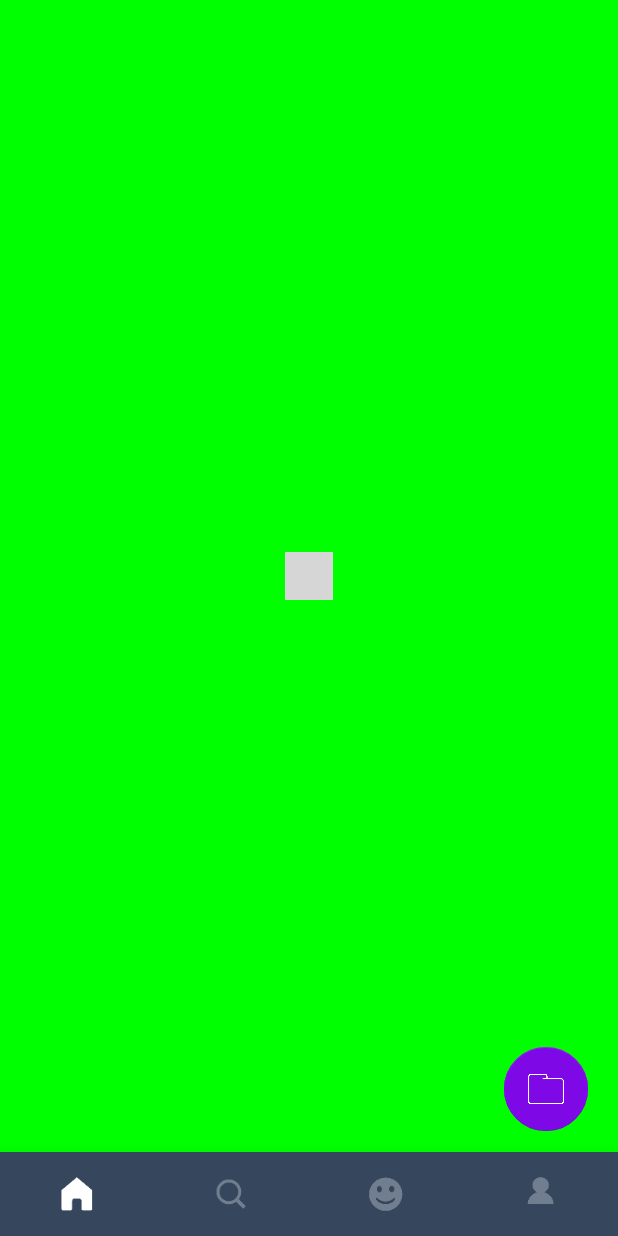
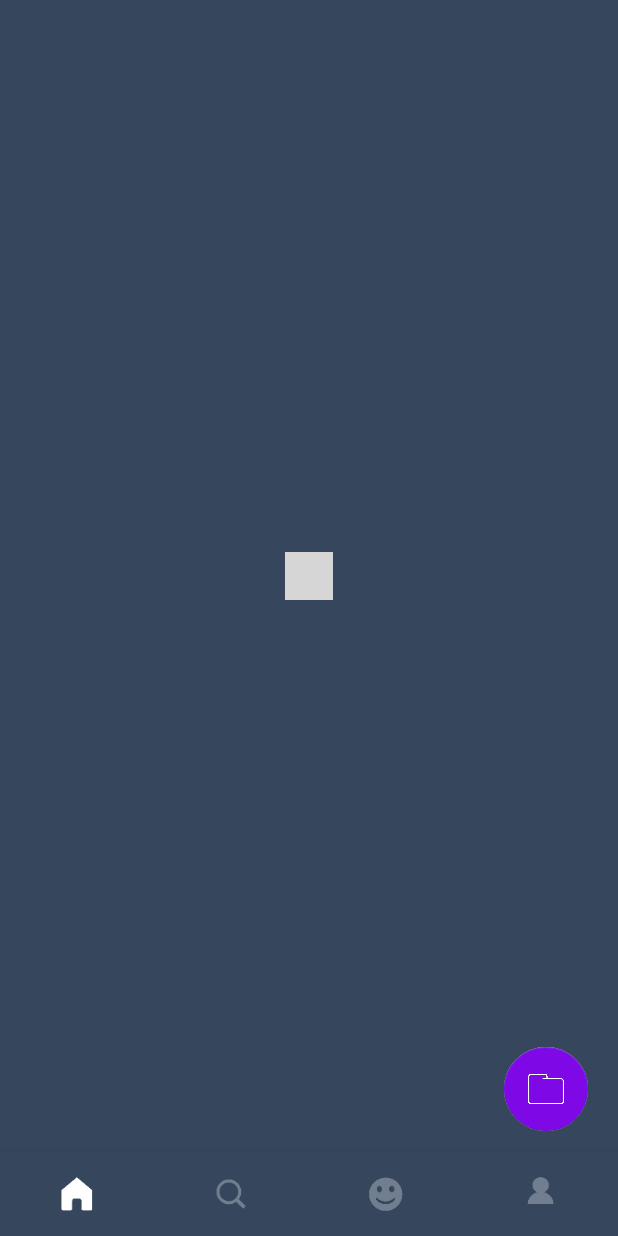
Before and after one commit to monkeywiiu/Discover, an Android app: the screen it shows after launch (MainActivity), on a phone screen of 412 x 824 dp. Run offline under Robolectric (Android 15) with nearby library versions, the phone set to English and light mode, and no system bars; our stand-ins replace CircleImageView, data binding; libraries missing offline, so code that uses them is left out: com.facebook.rebound, com.wang.avi, org.litepal, org.litepal.crud, org.litepal.tablemanager and 4 more; pictures from the network do not load; 25 statements that could not run were skipped; grey boxes are pictures that could not be loaded.

Commit message:
add circleimageview

```diff
--- a/app/src/main/java/com/example/discover/base/BaseFragment.java
+++ b/app/src/main/java/com/example/discover/base/BaseFragment.java
@@ -25,6 +25,7 @@ public abstract class BaseFragment<SV extends ViewDataBinding> extends Fragment
     public SV bindingView;
     public RelativeLayout container;
     public AVLoadingIndicatorView avLoading;
+    private RelativeLayout rlLoading;
     private CompositeSubscription compositeSubscription = new CompositeSubscription();
     public boolean isVisibile = false;
     @Nullable
@@ -54,6 +55,7 @@ public abstract class BaseFragment<SV extends ViewDataBinding> extends Fragment
     public void onActivityCreated(@Nullable Bundle savedInstanceState) {
         super.onActivityCreated(savedInstanceState);
         avLoading = (AVLoadingIndicatorView) getView(R.id.av_loading);
+        rlLoading = (RelativeLayout) getView(R.id.rl_loading);
         showLoading();
     }
 
@@ -79,6 +81,23 @@ public abstract class BaseFragment<SV extends ViewDataBinding> extends Fragment
         }
     }
 
+    /**
+     * 加载中的状态
+     */
+    protected void showLoading() {
+        if (rlLoading.getVisibility() == View.GONE) {
+            rlLoading.setVisibility(View.VISIBLE);
+        }
+    }
+    /**
+     * 加载完成的状态
+     */
+    protected void showContentView() {
+        if (rlLoading.getVisibility() == View.VISIBLE) {
+            rlLoading.setVisibility(View.GONE);
+        }
+    }
+/*
     //显示loading
     public void showLoading() {
         avLoading.show();
@@ -88,4 +107,6 @@ public abstract class BaseFragment<SV extends ViewDataBinding> extends Fragment
     public void stopLoading() {
         avLoading.hide();
     }
+    */
+
 }
--- a/app/src/main/java/com/example/discover/ui/Personal/PersonalFragment.java
+++ b/app/src/main/java/com/example/discover/ui/Personal/PersonalFragment.java
@@ -26,11 +26,9 @@ public class PersonalFragment extends BaseFragment<FragmentPersonalBinding> {
     @Override
     public void onActivityCreated(@Nullable Bundle savedInstanceState) {
         super.onActivityCreated(savedInstanceState);
-        stopLoading();
-
         initFragmentList();
         loadViewPager();
-
+        showContentView();
     }
 
     @Override
--- a/app/src/main/java/com/example/discover/ui/Personal/child/LikeFragment.java
+++ b/app/src/main/java/com/example/discover/ui/Personal/child/LikeFragment.java
@@ -47,6 +47,7 @@ public class LikeFragment extends BaseFragment<FragmentPersonalLikeBinding> {
         totalNum = DataSupport.findAll(Video.class).size();
         initRecyclerView();
         loadData();
+        showContentView();
     }
 
     @Override
@@ -134,7 +135,6 @@ public class LikeFragment extends BaseFragment<FragmentPersonalLikeBinding> {
     }
 
     public void setAdapter() {
-        stopLoading();
         mLikeVideoAdapter.clear();
         mLikeVideoAdapter.addAll(likeVideoList);
         bindingView.rvLikeVideo.setAdapter(mLikeVideoAdapter);
--- a/app/src/main/java/com/example/discover/ui/Video/VideoFragment.java
+++ b/app/src/main/java/com/example/discover/ui/Video/VideoFragment.java
@@ -69,6 +69,7 @@ public class VideoFragment extends BaseFragment<FragmentVideoBinding> {
         mEyeBean = (EyeBean) mCache.getAsObject(Constant.EYE_VIDEO);
         if (mEyeBean != null ) {
             //getAchecaData();
+            showContentView();
             setAdapter(mEyeBean);
            // DebugUtil.debug("test12", mEyeBean.getItemList().get(0).getType());
         }else {
@@ -82,6 +83,8 @@ public class VideoFragment extends BaseFragment<FragmentVideoBinding> {
         VideoModel.showVideo(start, num, new RequestListener() {
             @Override
             public void onSuccess(Object object) {
+                showContentView();
+
                 EyeBean eyeBean = (EyeBean) object;
                 if (mPage == 1) {
                     if(eyeBean != null && eyeBean.getItemList() != null&& eyeBean.getItemList().size() > 0) {
@@ -186,7 +189,6 @@ public class VideoFragment extends BaseFragment<FragmentVideoBinding> {
 
     }
     public void setAdapter(EyeBean eyeBean) {
-        stopLoading();
         mVideoAdapter.clear();
         mVideoAdapter.addAll(eyeBean.getItemList());
         bindingView.rvVideo.setAdapter(mVideoAdapter);
--- /dev/null
+++ b/app/src/main/java/com/example/discover/view/CustomView/CircleImageView.java
@@ -0,0 +1,471 @@
+package com.example.discover.view.CustomView;
+
+import android.content.Context;
+import android.content.res.TypedArray;
+import android.graphics.Bitmap;
+import android.graphics.BitmapShader;
+import android.graphics.Canvas;
+import android.graphics.Color;
+import android.graphics.ColorFilter;
+import android.graphics.Matrix;
+import android.graphics.Outline;
+import android.graphics.Paint;
+import android.graphics.Rect;
+import android.graphics.RectF;
+import android.graphics.Shader;
+import android.graphics.drawable.BitmapDrawable;
+import android.graphics.drawable.ColorDrawable;
+import android.graphics.drawable.Drawable;
+import android.net.Uri;
+import android.os.Build;
+import android.support.annotation.ColorInt;
+import android.support.annotation.ColorRes;
+import android.support.annotation.DrawableRes;
+import android.support.annotation.RequiresApi;
+import android.util.AttributeSet;
+import android.view.View;
+import android.view.ViewOutlineProvider;
+import android.widget.ImageView;
+
+import com.example.discover.R;
+
+/**
+ * Created by monkeyWiiu on 2018/1/9.
+ */
+
+public class CircleImageView extends ImageView {
+
+    private static final ScaleType SCALE_TYPE = ScaleType.CENTER_CROP;
+
+    private static final Bitmap.Config BITMAP_CONFIG = Bitmap.Config.ARGB_8888;
+    private static final int COLORDRAWABLE_DIMENSION = 2;
+
+    private static final int DEFAULT_BORDER_WIDTH = 0;
+    private static final int DEFAULT_BORDER_COLOR = Color.BLACK;
+    private static final int DEFAULT_CIRCLE_BACKGROUND_COLOR = Color.TRANSPARENT;
+    private static final boolean DEFAULT_BORDER_OVERLAY = false;
+
+    private final RectF mDrawableRect = new RectF();
+    private final RectF mBorderRect = new RectF();
+
+    private final Matrix mShaderMatrix = new Matrix();
+    private final Paint mBitmapPaint = new Paint();
+    private final Paint mBorderPaint = new Paint();
+    private final Paint mCircleBackgroundPaint = new Paint();
+
+    private int mBorderColor = DEFAULT_BORDER_COLOR;
+    private int mBorderWidth = DEFAULT_BORDER_WIDTH;
+    private int mCircleBackgroundColor = DEFAULT_CIRCLE_BACKGROUND_COLOR;
+
+    private Bitmap mBitmap;
+    private BitmapShader mBitmapShader;
+    private int mBitmapWidth;
+    private int mBitmapHeight;
+
+    private float mDrawableRadius;
+    private float mBorderRadius;
+
+    private ColorFilter mColorFilter;
+
+    private boolean mReady;
+    private boolean mSetupPending;
+    private boolean mBorderOverlay;
+    private boolean mDisableCircularTransformation;
+
+    public CircleImageView(Context context) {
+        super(context);
+
+        init();
+    }
+
+    public CircleImageView(Context context, AttributeSet attrs) {
+        this(context, attrs, 0);
+    }
+
+    public CircleImageView(Context context, AttributeSet attrs, int defStyle) {
+        super(context, attrs, defStyle);
+
+        TypedArray a = context.obtainStyledAttributes(attrs, R.styleable.CircleImageView, defStyle, 0);
+
+        mBorderWidth = a.getDimensionPixelSize(R.styleable.CircleImageView_civ_border_width, DEFAULT_BORDER_WIDTH);
+        mBorderColor = a.getColor(R.styleable.CircleImageView_civ_border_color, DEFAULT_BORDER_COLOR);
+        mBorderOverlay = a.getBoolean(R.styleable.CircleImageView_civ_border_overlay, DEFAULT_BORDER_OVERLAY);
+
+        // Look for deprecated civ_fill_color if civ_circle_background_color is not set
+        if (a.hasValue(R.styleable.CircleImageView_civ_circle_background_color)) {
+            mCircleBackgroundColor = a.getColor(R.styleable.CircleImageView_civ_circle_background_color,
+                    DEFAULT_CIRCLE_BACKGROUND_COLOR);
+        } else if (a.hasValue(R.styleable.CircleImageView_civ_fill_color)) {
+            mCircleBackgroundColor = a.getColor(R.styleable.CircleImageView_civ_fill_color,
+                    DEFAULT_CIRCLE_BACKGROUND_COLOR);
+        }
+
+        a.recycle();
+
+        init();
+    }
+
+    private void init() {
+        super.setScaleType(SCALE_TYPE);
+        mReady = true;
+
+        if (Build.VERSION.SDK_INT >= Build.VERSION_CODES.LOLLIPOP) {
+            setOutlineProvider(new OutlineProvider());
+        }
+
+        if (mSetupPending) {
+            setup();
+            mSetupPending = false;
+        }
+    }
+
+    @Override
+    public ScaleType getScaleType() {
+        return SCALE_TYPE;
+    }
+
+    @Override
+    public void setScaleType(ScaleType scaleType) {
+        if (scaleType != SCALE_TYPE) {
+            throw new IllegalArgumentException(String.format("ScaleType %s not supported.", scaleType));
+        }
+    }
+
+    @Override
+    public void setAdjustViewBounds(boolean adjustViewBounds) {
+        if (adjustViewBounds) {
+            throw new IllegalArgumentException("adjustViewBounds not supported.");
+        }
+    }
+
+    @Override
+    protected void onDraw(Canvas canvas) {
+        if (mDisableCircularTransformation) {
+            super.onDraw(canvas);
+            return;
+        }
+
+        if (mBitmap == null) {
+            return;
+        }
+
+        if (mCircleBackgroundColor != Color.TRANSPARENT) {
+            canvas.drawCircle(mDrawableRect.centerX(), mDrawableRect.centerY(), mDrawableRadius, mCircleBackgroundPaint);
+        }
+        canvas.drawCircle(mDrawableRect.centerX(), mDrawableRect.centerY(), mDrawableRadius, mBitmapPaint);
+        if (mBorderWidth > 0) {
+            canvas.drawCircle(mBorderRect.centerX(), mBorderRect.centerY(), mBorderRadius, mBorderPaint);
+        }
+    }
+
+    @Override
+    protected void onSizeChanged(int w, int h, int oldw, int oldh) {
+        super.onSizeChanged(w, h, oldw, oldh);
+        setup();
+    }
+
+    @Override
+    public void setPadding(int left, int top, int right, int bottom) {
+        super.setPadding(left, top, right, bottom);
+        setup();
+    }
+
+    @Override
+    public void setPaddingRelative(int start, int top, int end, int bottom) {
+        super.setPaddingRelative(start, top, end, bottom);
+        setup();
+    }
+
+    public int getBorderColor() {
+        return mBorderColor;
+    }
+
+    public void setBorderColor(@ColorInt int borderColor) {
+        if (borderColor == mBorderColor) {
+            return;
+        }
+
+        mBorderColor = borderColor;
+        mBorderPaint.setColor(mBorderColor);
+        invalidate();
+    }
+
+    /**
+     * @deprecated Use {@link #setBorderColor(int)} instead
+     */
+    @Deprecated
+    public void setBorderColorResource(@ColorRes int borderColorRes) {
+        setBorderColor(getContext().getResources().getColor(borderColorRes));
+    }
+
+    public int getCircleBackgroundColor() {
+        return mCircleBackgroundColor;
+    }
+
+    public void setCircleBackgroundColor(@ColorInt int circleBackgroundColor) {
+        if (circleBackgroundColor == mCircleBackgroundColor) {
+            return;
+        }
+
+        mCircleBackgroundColor = circleBackgroundColor;
+        mCircleBackgroundPaint.setColor(circleBackgroundColor);
+        invalidate();
+    }
+
+    public void setCircleBackgroundColorResource(@ColorRes int circleBackgroundRes) {
+        setCircleBackgroundColor(getContext().getResources().getColor(circleBackgroundRes));
+    }
+
+    /**
+     * Return the color drawn behind the circle-shaped drawable.
+     *
+     * @return The color drawn behind the drawable
+     *
+     * @deprecated Use {@link #getCircleBackgroundColor()} instead.
+     */
+    @Deprecated
+    public int getFillColor() {
+        return getCircleBackgroundColor();
+    }
+
+    /**
+     * Set a color to be drawn behind the circle-shaped drawable. Note that
+     * this has no effect if the drawable is opaque or no drawable is set.
+     *
+     * @param fillColor The color to be drawn behind the drawable
+     *
+     * @deprecated Use {@link #setCircleBackgroundColor(int)} instead.
+     */
+    @Deprecated
+    public void setFillColor(@ColorInt int fillColor) {
+        setCircleBackgroundColor(fillColor);
+    }
+
+    /**
+     * Set a color to be drawn behind the circle-shaped drawable. Note that
+     * this has no effect if the drawable is opaque or no drawable is set.
+     *
+     * @param fillColorRes The color resource to be resolved to a color and
+     *                     drawn behind the drawable
+     *
+     * @deprecated Use {@link #setCircleBackgroundColorResource(int)} instead.
+     */
+    @Deprecated
+    public void setFillColorResource(@ColorRes int fillColorRes) {
+        setCircleBackgroundColorResource(fillColorRes);
+    }
+
+    public int getBorderWidth() {
+        return mBorderWidth;
+    }
+
+    public void setBorderWidth(int borderWidth) {
+        if (borderWidth == mBorderWidth) {
+            return;
+        }
+
+        mBorderWidth = borderWidth;
+        setup();
+    }
+
+    public boolean isBorderOverlay() {
+        return mBorderOverlay;
+    }
+
+    public void setBorderOverlay(boolean borderOverlay) {
+        if (borderOverlay == mBorderOverlay) {
+            return;
+        }
+
+        mBorderOverlay = borderOverlay;
+        setup();
+    }
+
+    public boolean isDisableCircularTransformation() {
+        return mDisableCircularTransformation;
+    }
+
+    public void setDisableCircularTransformation(boolean disableCircularTransformation) {
+        if (mDisableCircularTransformation == disableCircularTransformation) {
+            return;
+        }
+
+        mDisableCircularTransformation = disableCircularTransformation;
+        initializeBitmap();
+    }
+
+    @Override
+    public void setImageBitmap(Bitmap bm) {
+        super.setImageBitmap(bm);
+        initializeBitmap();
+    }
+
+    @Override
+    public void setImageDrawable(Drawable drawable) {
+        super.setImageDrawable(drawable);
+        initializeBitmap();
+    }
+
+    @Override
+    public void setImageResource(@DrawableRes int resId) {
+        super.setImageResource(resId);
+        initializeBitmap();
+    }
+
+    @Override
+    public void setImageURI(Uri uri) {
+        super.setImageURI(uri);
+        initializeBitmap();
+    }
+
+    @Override
+    public void setColorFilter(ColorFilter cf) {
+        if (cf == mColorFilter) {
+            return;
+        }
+
+        mColorFilter = cf;
+        applyColorFilter();
+        invalidate();
+    }
+
+    @Override
+    public ColorFilter getColorFilter() {
+        return mColorFilter;
+    }
+
+    private void applyColorFilter() {
+        if (mBitmapPaint != null) {
+            mBitmapPaint.setColorFilter(mColorFilter);
+        }
+    }
+
+    private Bitmap getBitmapFromDrawable(Drawable drawable) {
+        if (drawable == null) {
+            return null;
+        }
+
+        if (drawable instanceof BitmapDrawable) {
+            return ((BitmapDrawable) drawable).getBitmap();
+        }
+
+        try {
+            Bitmap bitmap;
+
+            if (drawable instanceof ColorDrawable) {
+                bitmap = Bitmap.createBitmap(COLORDRAWABLE_DIMENSION, COLORDRAWABLE_DIMENSION, BITMAP_CONFIG);
+            } else {
+                bitmap = Bitmap.createBitmap(drawable.getIntrinsicWidth(), drawable.getIntrinsicHeight(), BITMAP_CONFIG);
+            }
+
+            Canvas canvas = new Canvas(bitmap);
+            drawable.setBounds(0, 0, canvas.getWidth(), canvas.getHeight());
+            drawable.draw(canvas);
+            return bitmap;
+        } catch (Exception e) {
+            e.printStackTrace();
+            return null;
+        }
+    }
+
+    private void initializeBitmap() {
+        if (mDisableCircularTransformation) {
+            mBitmap = null;
+        } else {
+            mBitmap = getBitmapFromDrawable(getDrawable());
+        }
+        setup();
+    }
+
+    private void setup() {
+        if (!mReady) {
+            mSetupPending = true;
+            return;
+        }
+
+        if (getWidth() == 0 && getHeight() == 0) {
+            return;
+        }
+
+        if (mBitmap == null) {
+            invalidate();
+            return;
+        }
+
+        mBitmapShader = new BitmapShader(mBitmap, Shader.TileMode.CLAMP, Shader.TileMode.CLAMP);
+
+        mBitmapPaint.setAntiAlias(true);
+        mBitmapPaint.setShader(mBitmapShader);
+
+        mBorderPaint.setStyle(Paint.Style.STROKE);
+        mBorderPaint.setAntiAlias(true);
+        mBorderPaint.setColor(mBorderColor);
+        mBorderPaint.setStrokeWidth(mBorderWidth);
+
+        mCircleBackgroundPaint.setStyle(Paint.Style.FILL);
+        mCircleBackgroundPaint.setAntiAlias(true);
+        mCircleBackgroundPaint.setColor(mCircleBackgroundColor);
+
+        mBitmapHeight = mBitmap.getHeight();
+        mBitmapWidth = mBitmap.getWidth();
+
+        mBorderRect.set(calculateBounds());
+        mBorderRadius = Math.min((mBorderRect.height() - mBorderWidth) / 2.0f, (mBorderRect.width() - mBorderWidth) / 2.0f);
+
+        mDrawableRect.set(mBorderRect);
+        if (!mBorderOverlay && mBorderWidth > 0) {
+            mDrawableRect.inset(mBorderWidth - 1.0f, mBorderWidth - 1.0f);
+        }
+        mDrawableRadius = Math.min(mDrawableRect.height() / 2.0f, mDrawableRect.width() / 2.0f);
+
+        applyColorFilter();
+        updateShaderMatrix();
+        invalidate();
+    }
+
+    private RectF calculateBounds() {
+        int availableWidth  = getWidth() - getPaddingLeft() - getPaddingRight();
+        int availableHeight = getHeight() - getPaddingTop() - getPaddingBottom();
+
+        int sideLength = Math.min(availableWidth, availableHeight);
+
+        float left = getPaddingLeft() + (availableWidth - sideLength) / 2f;
+        float top = getPaddingTop() + (availableHeight - sideLength) / 2f;
+
+        return new RectF(left, top, left + sideLength, top + sideLength);
+    }
+
+    private void updateShaderMatrix() {
+        float scale;
+        float dx = 0;
+        float dy = 0;
+
+        mShaderMatrix.set(null);
+
+        if (mBitmapWidth * mDrawableRect.height() > mDrawableRect.width() * mBitmapHeight) {
+            scale = mDrawableRect.height() / (float) mBitmapHeight;
+            dx = (mDrawableRect.width() - mBitmapWidth * scale) * 0.5f;
+        } else {
+            scale = mDrawableRect.width() / (float) mBitmapWidth;
+            dy = (mDrawableRect.height() - mBitmapHeight * scale) * 0.5f;
+        }
+
+        mShaderMatrix.setScale(scale, scale);
+        mShaderMatrix.postTranslate((int) (dx + 0.5f) + mDrawableRect.left, (int) (dy + 0.5f) + mDrawableRect.top);
+
+        mBitmapShader.setLocalMatrix(mShaderMatrix);
+    }
+
+    @RequiresApi(api = Build.VERSION_CODES.LOLLIPOP)
+    private class OutlineProvider extends ViewOutlineProvider {
+
+        @Override
+        public void getOutline(View view, Outline outline) {
+            Rect bounds = new Rect();
+            mBorderRect.roundOut(bounds);
+            outline.setRoundRect(bounds, bounds.width() / 2.0f);
+        }
+
+    }
+
+}
--- a/app/src/main/res/layout/fragment_base.xml
+++ b/app/src/main/res/layout/fragment_base.xml
@@ -9,13 +9,16 @@
             android:id="@+id/container"
             android:layout_width="match_parent"
             android:layout_height="match_parent"
-            android:background="#00ff00"
+            android:background="@color/backgroundDark"
             >
+        </RelativeLayout>
+
         <RelativeLayout
-                android:id="@+id/ll_loading"
+            android:id="@+id/rl_loading"
             android:layout_width="match_parent"
             android:layout_height="match_parent"
-                android:gravity="center">
+            android:gravity="center"
+            android:background="@color/background">
 
             <com.wang.avi.AVLoadingIndicatorView
                 android:id="@+id/av_loading"
@@ -25,7 +28,5 @@
 
         </RelativeLayout>
 
-        </RelativeLayout>
-
     </FrameLayout>
 </layout>
--- a/app/src/main/res/layout/fragment_discover.xml
+++ b/app/src/main/res/layout/fragment_discover.xml
@@ -6,13 +6,13 @@
         android:orientation="vertical"
         android:layout_width="match_parent"
         android:layout_height="match_parent"
-        android:background="#ff00ff">
+        android:background="@color/lightWhite">
 
         <TextView
             android:id="@+id/text"
             android:layout_width="wrap_content"
             android:layout_height="wrap_content"
-            android:background="#ff0000"
+            android:background="@color/background"
             android:text="nihao" />
 
         <Button
--- a/app/src/main/res/values/colors.xml
+++ b/app/src/main/res/values/colors.xml
@@ -17,6 +17,7 @@
     <color name="backgroundVideoCard">#ffffff</color>
     <color name="divisionLine">#FFD2CFCF</color>
     <color name="backgroundGray">#f2f2f2</color>
+    <color name="lightWhite">#FFEEEEEE</color>
 
     <color name="colorLabelCre">#a63939</color>
     <color name="colorLabelMusic">#d47e38</color>
```
Also changed, not shown: app/src/main/res/layout/fragment_personal.xml (+13 -2 lines), app/src/main/res/values/attrs.xml (+13 -8 lines), app/src/main/res/mipmap-xhdpi/head_personal.jpg (added). Lines whose indentation alone changed are shown as unchanged.
